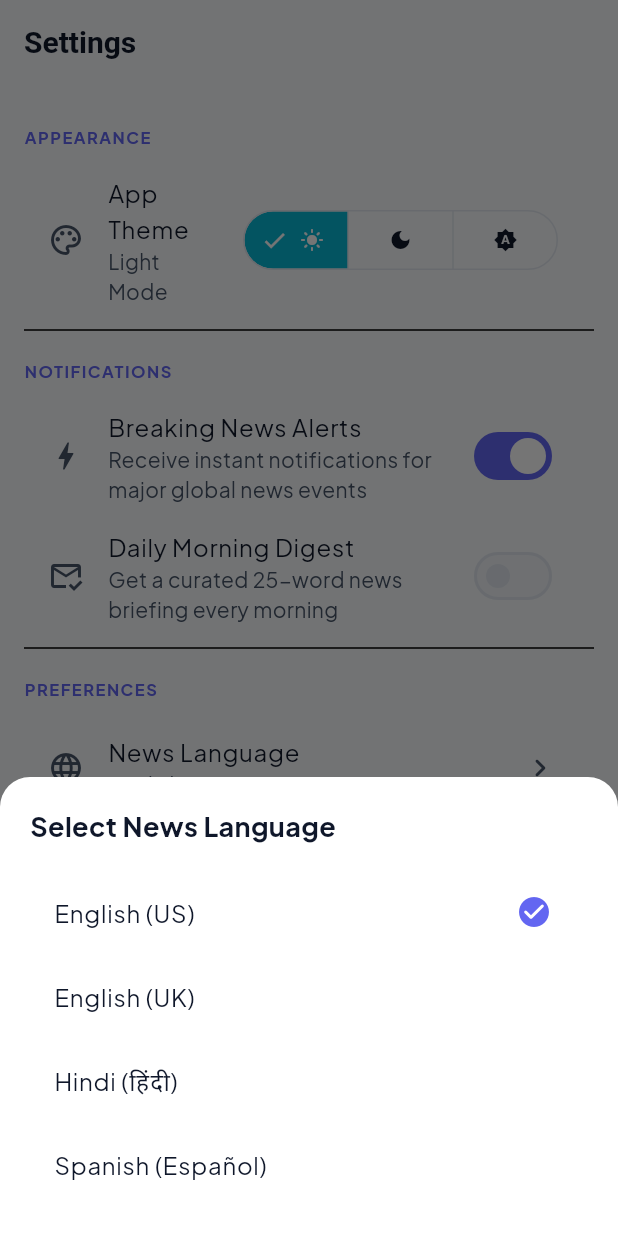
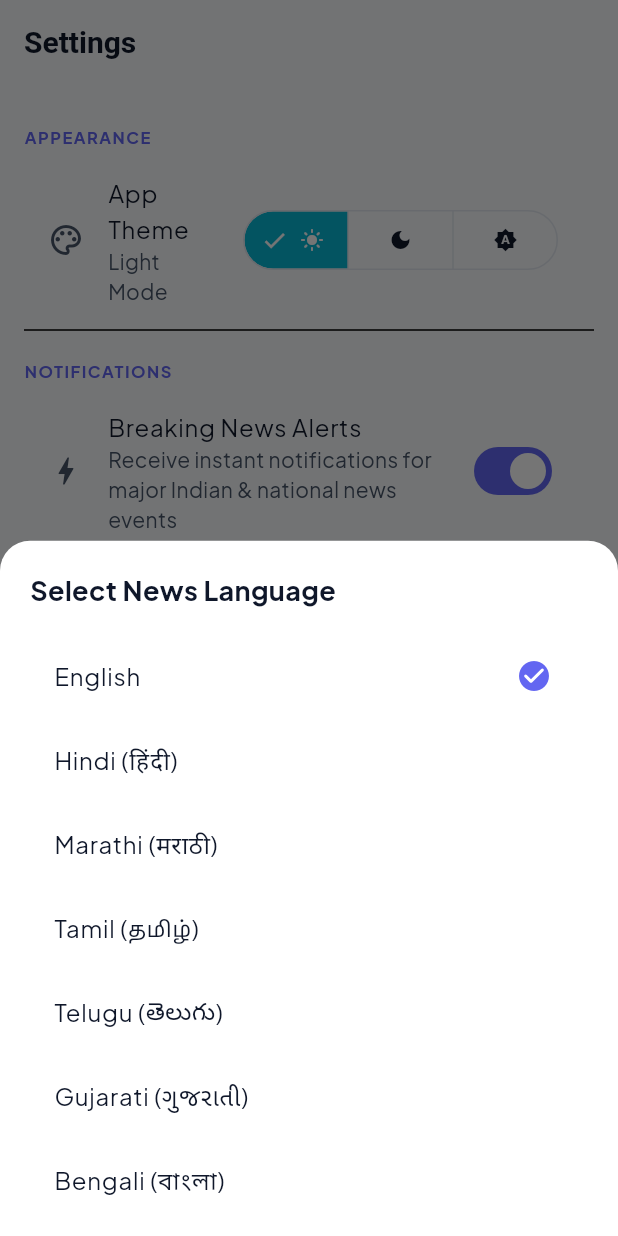
Before and after one commit to swarajfugare/NewsX, a Flutter app: the SettingsScreen screen opened by its route, after a tap on "News Language", on a phone screen of 412 x 824 dp. Run offline on Flutter 3.47's test engine with Material 3 defaults, Android fonts, the light colour scheme and no system bars; our stand-ins replace cached_network_image, dio, firebase_auth, firebase_core, flutter_animate, flutter_riverpod and 6 more; accounts and stored records are empty; network calls fail.

Commit message:
feat: complete final production fixes with share_plus, url_launcher publisher integration, and regional language filtering

```diff
--- a/lib/features/settings/presentation/settings_screen.dart
+++ b/lib/features/settings/presentation/settings_screen.dart
@@ -1,8 +1,10 @@
 import 'package:flutter/material.dart';
 import 'package:flutter_riverpod/flutter_riverpod.dart';
+import 'package:shared_preferences/shared_preferences.dart';
 import '../../../core/constants/app_colors.dart';
 import '../../../core/constants/app_constants.dart';
 import '../../../core/theme/theme_provider.dart';
+import '../../../providers/personalised_feed_provider.dart';
 
 class SettingsScreen extends ConsumerStatefulWidget {
   const SettingsScreen({super.key});
@@ -14,10 +16,42 @@ class SettingsScreen extends ConsumerStatefulWidget {
 class _SettingsScreenState extends ConsumerState<SettingsScreen> {
   bool _breakingNewsNotifications = true;
   bool _dailyDigestNotifications = false;
-  String _selectedLanguage = 'English (US)';
+  String _selectedLanguage = 'English';
+
+  @override
+  void initState() {
+    super.initState();
+    _loadLanguagePreference();
+  }
+
+  Future<void> _loadLanguagePreference() async {
+    final prefs = await SharedPreferences.getInstance();
+    setState(() {
+      _selectedLanguage = prefs.getString('newsx_preferred_language') ?? 'English';
+    });
+  }
+
+  Future<void> _saveLanguagePreference(String lang) async {
+    setState(() => _selectedLanguage = lang);
+    final prefs = await SharedPreferences.getInstance();
+    await prefs.setString('newsx_preferred_language', lang);
+    ref.read(personalisedFeedProvider.notifier).loadFeed();
+  }
 
   void _showLanguageDialog() {
-    final languages = ['English (US)', 'English (UK)', 'Hindi (हिंदी)', 'Spanish (Español)'];
+    final languages = [
+      'English',
+      'Hindi (हिंदी)',
+      'Marathi (मराठी)',
+      'Tamil (தமிழ்)',
+      'Telugu (తెలుగు)',
+      'Gujarati (ગુજરાતી)',
+      'Bengali (বাংলা)',
+      'Kannada (ಕನ್ನಡ)',
+      'Malayalam (मलयज)',
+      'Punjabi (ਪੰਜਾਬੀ)'
+    ];
+
     showModalBottomSheet(
       context: context,
       shape: const RoundedRectangleBorder(
@@ -35,15 +69,21 @@ class _SettingsScreenState extends ConsumerState<SettingsScreen> {
                 style: TextStyle(fontSize: 18, fontWeight: FontWeight.bold),
               ),
               const SizedBox(height: 16),
-              ...languages.map(
-                (lang) => ListTile(
-                  title: Text(lang),
-                  trailing: _selectedLanguage == lang
-                      ? const Icon(Icons.check_circle_rounded, color: AppColors.primary)
-                      : null,
-                  onTap: () {
-                    setState(() => _selectedLanguage = lang);
-                    Navigator.pop(context);
+              Expanded(
+                child: ListView.builder(
+                  shrinkWrap: true,
+                  itemCount: languages.length,
+                  itemBuilder: (context, index) {
+                    final lang = languages[index];
+                    final isSelected = _selectedLanguage == lang || _selectedLanguage == lang.split(' ')[0];
+                    return ListTile(
+                      title: Text(lang),
+                      trailing: isSelected ? const Icon(Icons.check_circle_rounded, color: AppColors.primary) : null,
+                      onTap: () {
+                        _saveLanguagePreference(lang.split(' ')[0]);
+                        Navigator.pop(context);
+                      },
+                    );
                   },
                 ),
               ),
@@ -85,7 +125,7 @@ class _SettingsScreenState extends ConsumerState<SettingsScreen> {
         padding: const EdgeInsets.all(16),
         children: [
           // Appearance Header
-          _SettingsSectionHeader(title: 'APPEARANCE'),
+          const _SettingsSectionHeader(title: 'APPEARANCE'),
           ListTile(
             leading: const Icon(Icons.palette_outlined),
             title: const Text('App Theme'),
@@ -110,11 +150,11 @@ class _SettingsScreenState extends ConsumerState<SettingsScreen> {
           ),
           const Divider(),
           // Notifications Section
-          _SettingsSectionHeader(title: 'NOTIFICATIONS'),
+          const _SettingsSectionHeader(title: 'NOTIFICATIONS'),
           SwitchListTile(
             secondary: const Icon(Icons.bolt_outlined),
             title: const Text('Breaking News Alerts'),
-            subtitle: const Text('Receive instant notifications for major global news events'),
+            subtitle: const Text('Receive instant notifications for major Indian & national news events'),
             value: _breakingNewsNotifications,
             onChanged: (val) => setState(() => _breakingNewsNotifications = val),
           ),
@@ -127,7 +167,7 @@ class _SettingsScreenState extends ConsumerState<SettingsScreen> {
           ),
           const Divider(),
           // Content & Preferences
-          _SettingsSectionHeader(title: 'PREFERENCES'),
+          const _SettingsSectionHeader(title: 'PREFERENCES'),
           ListTile(
             leading: const Icon(Icons.language_outlined),
             title: const Text('News Language'),
@@ -137,14 +177,14 @@ class _SettingsScreenState extends ConsumerState<SettingsScreen> {
           ),
           const Divider(),
           // About & Legal
-          _SettingsSectionHeader(title: 'ABOUT & LEGAL'),
+          const _SettingsSectionHeader(title: 'ABOUT & LEGAL'),
           ListTile(
             leading: const Icon(Icons.info_outline_rounded),
             title: const Text('About ${AppConstants.appName}'),
             subtitle: const Text('${AppConstants.appName} - ${AppConstants.appTagline}'),
             onTap: () => _showInfoModal(
               'About ${AppConstants.appName}',
-              '${AppConstants.appName} is a modern AI-powered news application designed for rapid, objective news consumption inspired by Reels and Inshorts.',
+              '${AppConstants.appName} is an AI-powered smart news application providing 25-word briefings, native sharing, and full publisher reading experience.',
             ),
           ),
           ListTile(
@@ -152,7 +192,7 @@ class _SettingsScreenState extends ConsumerState<SettingsScreen> {
             title: const Text('Privacy Policy'),
             onTap: () => _showInfoModal(
               'Privacy Policy',
-              'Phase 1 UI Notice: Your privacy is respected. No data is sent or collected during Phase 1 local UI state operations.',
+              'NewsX values user privacy. Personal account preferences and authentication tokens are stored securely.',
             ),
           ),
           ListTile(
@@ -160,7 +200,7 @@ class _SettingsScreenState extends ConsumerState<SettingsScreen> {
             title: const Text('Terms of Service'),
             onTap: () => _showInfoModal(
               'Terms of Service',
-              'Standard terms apply for using ${AppConstants.appName} services and content consumption.',
+              'Standard terms apply for using ${AppConstants.appName} services and news aggregation feeds.',
             ),
           ),
           const SizedBox(height: 32),
--- a/lib/models/news_article.dart
+++ b/lib/models/news_article.dart
@@ -112,7 +112,7 @@ class NewsArticle {
       commentsCount: json['commentsCount'] as int? ?? json['comments_count'] as int? ?? 0,
       isLiked: json['isLiked'] as bool? ?? false,
       isBookmarked: json['isBookmarked'] as bool? ?? false,
-      sourceUrl: json['sourceUrl'] as String? ?? json['canonical_url'] as String? ?? 'https://news.google.com',
+      sourceUrl: json['sourceUrl'] as String? ?? json['source_url'] as String? ?? json['canonical_url'] as String? ?? 'https://news.google.com',
       whyItMatters: json['whyItMatters'] as String? ?? json['why_it_matters'] as String? ?? 'Key impact insight.',
       sentiment: json['sentiment'] as String? ?? 'Neutral',
       importanceScore: json['importanceScore'] as int? ?? json['importance_score'] as int? ?? 8,
--- a/pubspec.yaml
+++ b/pubspec.yaml
@@ -14,6 +14,10 @@ dependencies:
   firebase_core: ^3.1.0
   firebase_auth: ^5.1.0
   google_sign_in: ^6.2.1
+
+  # Native Sharing & Web Browser Launcher
+  share_plus: ^9.0.0
+  url_launcher: ^6.3.0
 
   # State Management
   flutter_riverpod: ^2.5.1
```
Also changed, not shown: lib/features/home/presentation/home_screen.dart (+18 -62 lines), lib/repositories/personalisation_repository.dart (+7 -4 lines), pubspec.lock, 4 other files.
